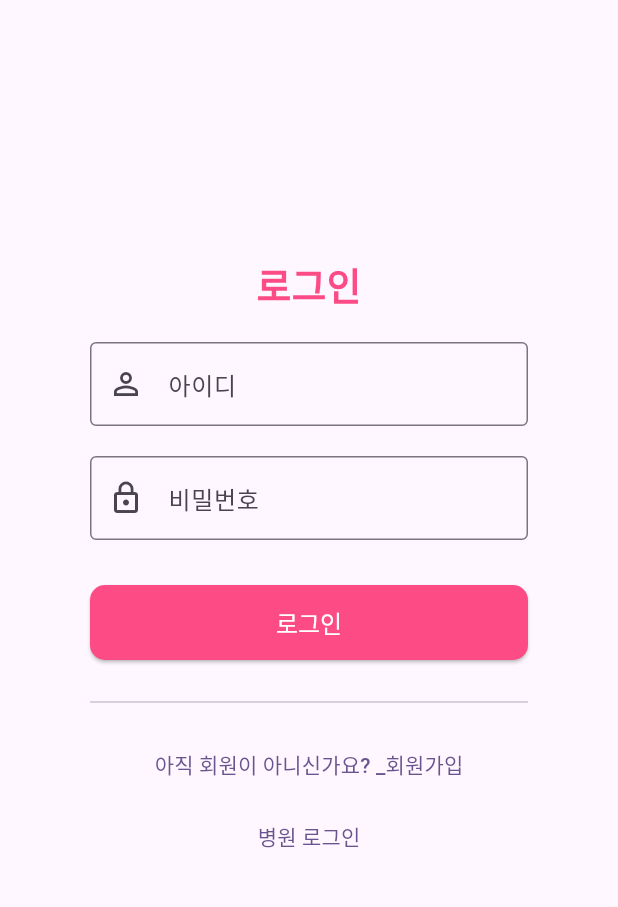
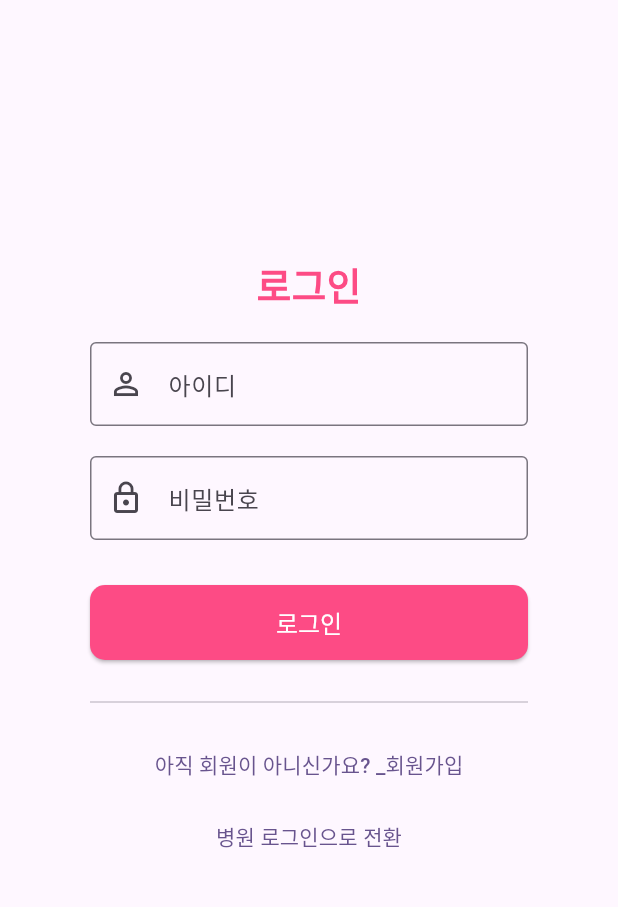
Before and after one commit to minwoo817/heartguard_project_app, a Flutter app: the Login screen opened directly, on a phone screen of 412 x 824 dp, the part 105-1012 px from its top. Run offline on Flutter 3.47's test engine with Material 3 defaults, Android fonts, the phone set to English and light mode, and no system bars; our stand-ins replace dio, fluttertoast, geolocator, image_picker, permission_handler, shared_preferences; missing offline and left inert: flutter_naver_map, get_phone_number; accounts and stored records are empty.

Commit message:
05/07 chore 병원 로그인, 정보, 사용자 전체 출력, 사용자 회원가입 , 로그인, 정보 수정, 탈퇴 스타일 변경

```diff
--- a/lib/HeartGuard/user/login.dart
+++ b/lib/HeartGuard/user/login.dart
@@ -106,7 +106,7 @@ class _LoginState extends State<Login> {
                   Navigator.pushReplacement(
                       context, MaterialPageRoute(builder: (context) => Hlogin()));
                 },
-                child: Text("병원 로그인", style: TextStyle(fontSize: 14)),
+                child: Text("병원 로그인으로 전환", style: TextStyle(fontSize: 14)),
               ),
             ],
           ),
```
